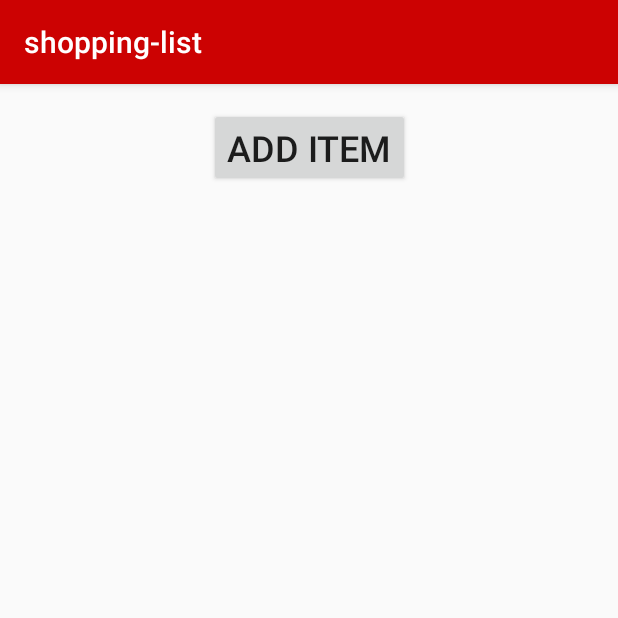
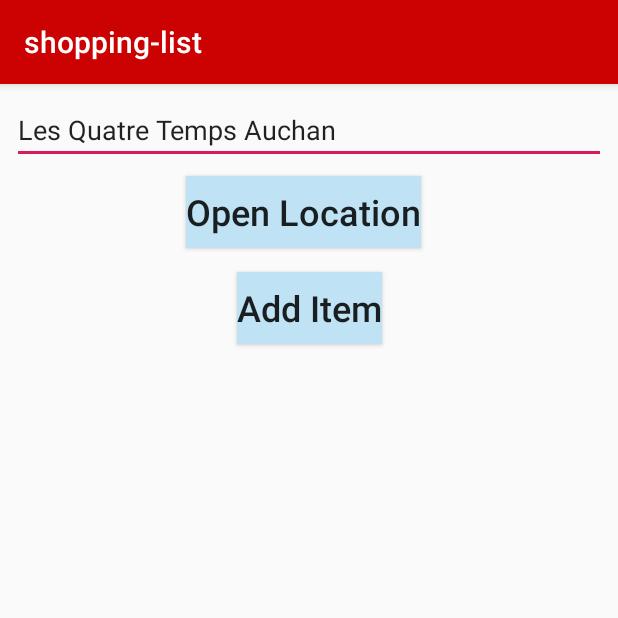
Before and after one commit to BraveDroid/Android-Fundamentals-codelabs, an Android app: the screen it shows after launch (MainActivity), on a phone screen of 412 x 824 dp, the top half of it. Run offline under Robolectric (Android 15) with nearby library versions, the phone set to English and light mode, and no system bars.

Commit message:
[learning] finalize implicit intent challenge.

```diff
--- a/Unit 1/Lesson 2/Activities and intents Coding challenge2/shoppinglist/app/src/main/java/com/bravedroid/shopping_list/MainActivity.java
+++ b/Unit 1/Lesson 2/Activities and intents Coding challenge2/shoppinglist/app/src/main/java/com/bravedroid/shopping_list/MainActivity.java
@@ -4,11 +4,13 @@ import android.app.Activity;
 import android.content.Intent;
 import android.graphics.Color;
 import android.graphics.Typeface;
+import android.net.Uri;
 import android.os.Bundle;
 import android.support.annotation.Nullable;
 import android.support.v7.app.AppCompatActivity;
 import android.util.Log;
 import android.view.View;
+import android.widget.EditText;
 import android.widget.LinearLayout;
 import android.widget.TextView;
 import android.widget.Toast;
@@ -16,6 +18,7 @@ import android.widget.Toast;
 import java.util.ArrayList;
 
 public class MainActivity extends AppCompatActivity {
+    private EditText mLocationEditText;
     private static final String RESULT = "result";
     private static final String LOG_TAG = MainActivity.class.getSimpleName();
     private static final int COMMON_SHOPPING_LIST_ACTIVITY_REQUEST_CODE = 1;
@@ -26,6 +29,7 @@ public class MainActivity extends AppCompatActivity {
     protected void onCreate(Bundle savedInstanceState) {
         super.onCreate(savedInstanceState);
         setContentView(R.layout.activity_main);
+        mLocationEditText = findViewById(R.id.location_editText);
         LinearLayout linearLayout = findViewById(R.id.myListShopping);
         LinearLayout.LayoutParams lparams = new LinearLayout.LayoutParams(LinearLayout.LayoutParams.WRAP_CONTENT, LinearLayout.LayoutParams.WRAP_CONTENT);
 
@@ -98,4 +102,16 @@ public class MainActivity extends AppCompatActivity {
             outState.putStringArrayList(MY_SHOPPING_LIST_KEY, savedElementsList);
         }
     }
+
+    public void locateParticularStore(View view) {
+        String loc = mLocationEditText.getText().toString();
+        Uri addressUri = Uri.parse("geo:0,0?q=" + loc);
+        Intent intent = new Intent(Intent.ACTION_VIEW, addressUri);
+        if (intent.resolveActivity(getPackageManager()) != null) {
+            startActivity(intent);
+        } else {
+            Toast toast = Toast.makeText(this, "Can't handle this intent!", Toast.LENGTH_LONG);
+            toast.show();
+        }
+    }
 }
--- a/Unit 1/Lesson 2/Activities and intents Coding challenge2/shoppinglist/app/src/main/res/layout/activity_main.xml
+++ b/Unit 1/Lesson 2/Activities and intents Coding challenge2/shoppinglist/app/src/main/res/layout/activity_main.xml
@@ -21,29 +21,63 @@
 
             <android.support.constraint.ConstraintLayout
                 android:layout_width="match_parent"
-                android:layout_height="0dp"
-                android:layout_marginTop="8dp"
-                android:layout_weight="1">
+                android:layout_height="match_parent">
 
-                <Button
-                    android:id="@+id/button"
-                    android:layout_width="wrap_content"
+                <EditText
+                    android:id="@+id/location_editText"
+                    android:layout_width="0dp"
                     android:layout_height="wrap_content"
-                    android:layout_gravity="center|center_horizontal|center_vertical"
                     android:layout_marginStart="8dp"
                     android:layout_marginTop="8dp"
                     android:layout_marginEnd="8dp"
+                    android:ems="10"
+                    android:inputType="textPersonName"
+                    android:text="@string/les_quatre_temps"
+                    app:layout_constraintEnd_toEndOf="parent"
+                    app:layout_constraintStart_toStartOf="parent"
+                    app:layout_constraintTop_toTopOf="parent"
+                    tools:ignore="Autofill,LabelFor" />
+
+                <Button
+                    android:id="@+id/location_button"
+                    android:layout_width="wrap_content"
+                    android:layout_height="wrap_content"
+                    android:layout_gravity="center|clip_vertical|center_horizontal"
+                    android:layout_marginStart="8dp"
+                    android:layout_marginTop="8dp"
+                    android:layout_marginEnd="16dp"
+                    android:background="#BFE2F5"
+                    android:onClick="locateParticularStore"
+                    android:text="@string/open_location"
+                    android:textAllCaps="false"
+                    android:textSize="24sp"
+                    android:textStyle="normal"
+                    android:typeface="normal"
+                    app:layout_constraintBottom_toTopOf="@+id/item_button"
+                    app:layout_constraintEnd_toEndOf="parent"
+                    app:layout_constraintStart_toStartOf="parent"
+                    app:layout_constraintTop_toBottomOf="@+id/location_editText" />
+
+                <Button
+                    android:id="@+id/item_button"
+                    android:layout_width="wrap_content"
+                    android:layout_height="wrap_content"
+                    android:layout_gravity="center|clip_vertical|center_horizontal"
+                    android:layout_marginStart="8dp"
+                    android:layout_marginTop="16dp"
+                    android:layout_marginEnd="8dp"
                     android:layout_marginBottom="8dp"
+                    android:background="#BFE2F5"
                     android:onClick="onAddItemButtonClick"
                     android:text="@string/add_item"
+                    android:textAllCaps="false"
                     android:textSize="24sp"
                     android:textStyle="normal"
                     android:typeface="normal"
                     app:layout_constraintBottom_toBottomOf="parent"
                     app:layout_constraintEnd_toEndOf="parent"
                     app:layout_constraintStart_toStartOf="parent"
-                    app:layout_constraintTop_toTopOf="parent"
-                    app:layout_constraintVertical_bias="1.0" />
+                    app:layout_constraintTop_toBottomOf="@+id/location_button" />
             </android.support.constraint.ConstraintLayout>
         </LinearLayout>
     </ScrollView>
--- a/Unit 1/Lesson 2/Activities and intents Coding challenge2/shoppinglist/app/src/main/res/values/strings.xml
+++ b/Unit 1/Lesson 2/Activities and intents Coding challenge2/shoppinglist/app/src/main/res/values/strings.xml
@@ -16,4 +16,6 @@
     <string name="fish">fish</string>
     <string name="chocolate">chocolate</string>
     <string name="milk">MILK</string>
+    <string name="open_location">Open Location</string>
+    <string name="les_quatre_temps">Les Quatre Temps Auchan</string>
 </resources>
```
